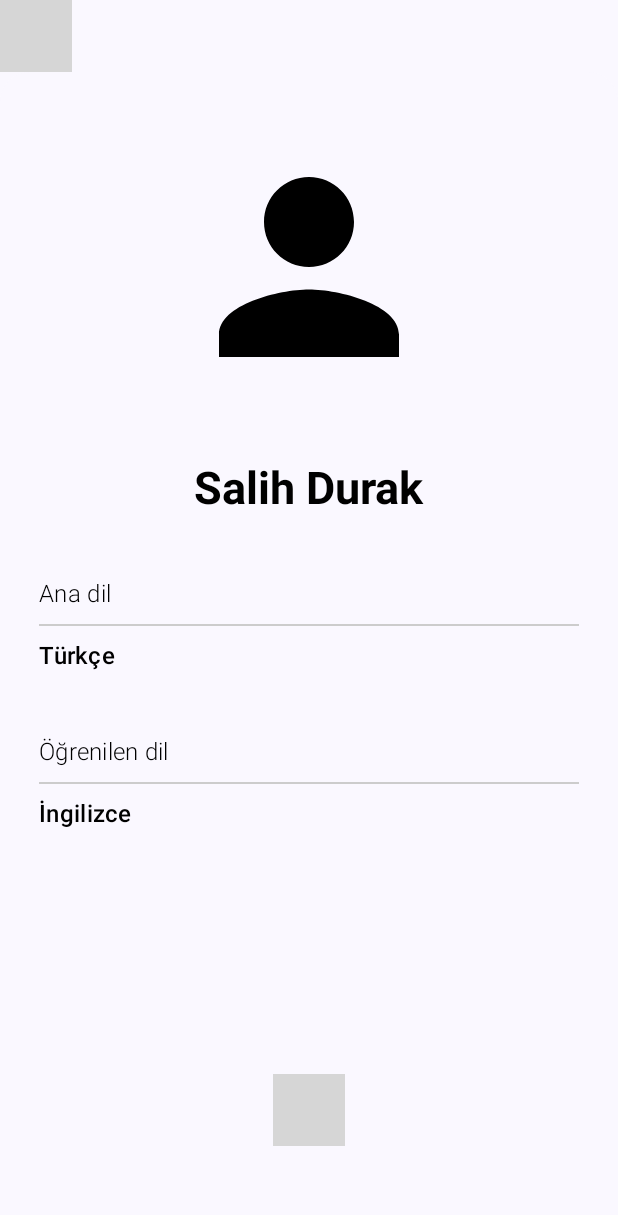
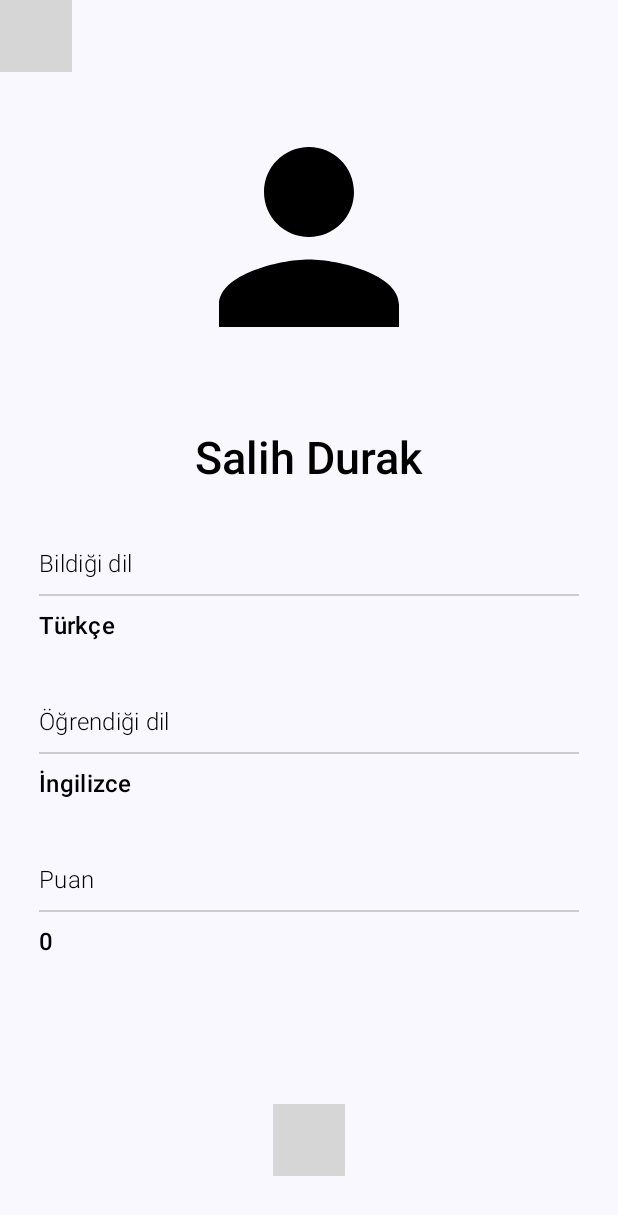
Before and after one commit to 78e49c/gorgulle-belle, an Android app built with Jetpack Compose: the ProfileScreen screen opened through its navigation route, on a phone screen of 412 x 824 dp. Shown: the top 1215 px of the screen. Run offline under Robolectric (Android 15) with nearby library versions, the phone set to English and light mode, and no system bars; pictures from the network do not load; 8 statements that could not run were skipped; grey boxes are pictures that could not be loaded.

Commit message:
Update ProfileScreen.kt

```diff
--- a/app/src/main/java/com/example/gorgullebelle/app/presentation/screen/ProfileScreen.kt
+++ b/app/src/main/java/com/example/gorgullebelle/app/presentation/screen/ProfileScreen.kt
@@ -66,7 +66,7 @@ fun ProfileScreen(
                         painter = painterResource(R.drawable.sharp_person_24),
                         contentScale = ContentScale.FillBounds,
                         modifier = Modifier
-                            .padding(top = 40.dp)
+                            .padding(top = 20.dp)
                             .width(180.dp)
                             .height(180.dp)
                             .clip(RoundedCornerShape(90.dp)), contentDescription = ""
@@ -91,26 +91,31 @@ fun ProfileScreen(
                      text = "Salih Durak",
                      color = Color.Black,
                      style = MaterialTheme.typography.titleLarge.copy(
-                         fontWeight = FontWeight(700),
+                         fontWeight = FontWeight(600),
                          fontSize = 30.sp
                      )
                  )
 
                  ProfileRow(
-                     title = "Ana dil",
+                     title = "Bildiği dil",
                      value = "Türkçe"
                  )
 
                  ProfileRow(
-                     title = "Öğrenilen dil",
+                     title = "Öğrendiği dil",
                      value = "İngilizce"
                  )
+
+                    ProfileRow(
+                        title = "Puan",
+                        value = "0"
+                    )
              }
 
              Box(
                  modifier = Modifier
                      .align(Alignment.BottomCenter)
-                     .padding(bottom = 60.dp)
+                     .padding(bottom = 40.dp)
              ) {
                  ButtonComponent(
                      value = stringResource(id = R.string.out),
```
